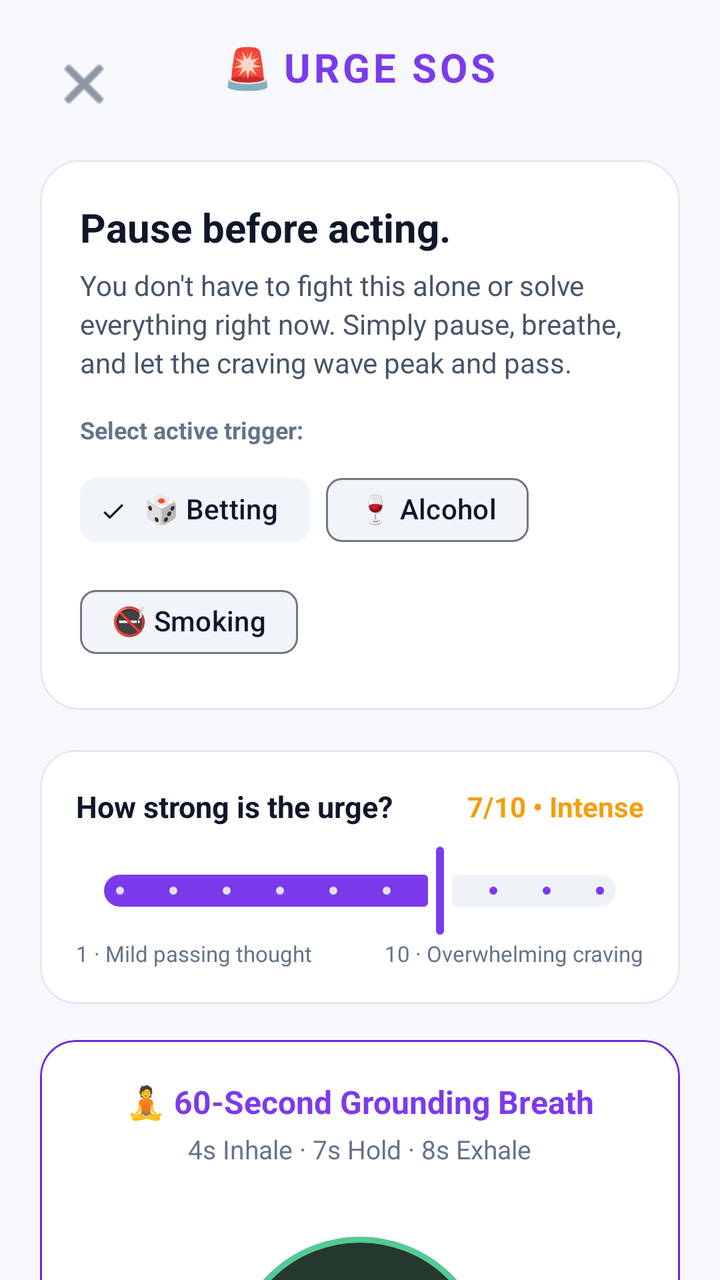
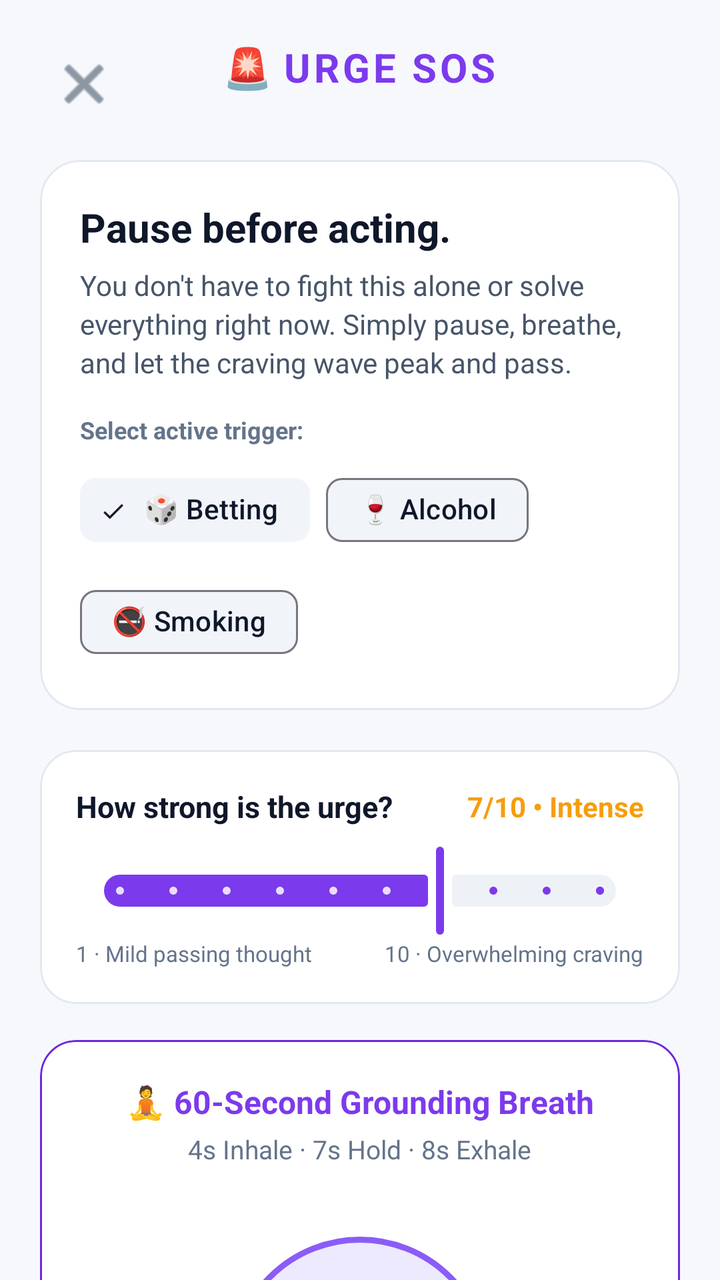

The first picture is an Android layout as it rendered before a commit; the second is the same layout after the commit. The layout source and the unified diff follow.
<!-- AndroidManifest.xml: activity theme Theme.BetShield.UrgeSos -->
<!-- res/layout/activity_urge_sos.xml -->
<?xml version="1.0" encoding="utf-8"?>
<androidx.coordinatorlayout.widget.CoordinatorLayout
    xmlns:android="http://schemas.android.com/apk/res/android"
    xmlns:app="http://schemas.android.com/apk/res-auto"
    xmlns:tools="http://schemas.android.com/tools"
    android:layout_width="match_parent"
    android:layout_height="match_parent"
    android:background="@color/background">

    <androidx.core.widget.NestedScrollView
        android:layout_width="match_parent"
        android:layout_height="match_parent"
        android:fillViewport="true">

        <LinearLayout
            android:layout_width="match_parent"
            android:layout_height="wrap_content"
            android:orientation="vertical"
            android:padding="20dp">

            
            <RelativeLayout
                android:layout_width="match_parent"
                android:layout_height="wrap_content"
                android:layout_marginBottom="16dp">

                <ImageButton
                    android:id="@+id/btnCloseSos"
                    android:layout_width="44dp"
                    android:layout_height="44dp"
                    android:background="?attr/selectableItemBackgroundBorderless"
                    android:contentDescription="Close SOS"
                    android:src="@android:drawable/ic_menu_close_clear_cancel"
                    app:tint="@color/text_secondary" />

                <LinearLayout
                    android:layout_width="wrap_content"
                    android:layout_height="wrap_content"
                    android:layout_centerHorizontal="true"
                    android:gravity="center"
                    android:orientation="horizontal">

                    <TextView
                        android:layout_width="wrap_content"
                        android:layout_height="wrap_content"
                        android:text="🚨 "
                        android:textSize="20sp" />

                    <TextView
                        android:layout_width="wrap_content"
                        android:layout_height="wrap_content"
                        android:text="URGE SOS"
                        android:textColor="@color/primary"
                        android:textSize="20sp"
                        android:textStyle="bold"
                        android:letterSpacing="0.08" />
                </LinearLayout>
            </RelativeLayout>

            
            <com.google.android.material.card.MaterialCardView
                android:layout_width="match_parent"
                android:layout_height="wrap_content"
                android:layout_marginBottom="20dp"
                app:cardBackgroundColor="@color/surface"
                app:cardCornerRadius="20dp"
                app:cardElevation="0dp"
                app:strokeColor="@color/card_stroke"
                app:strokeWidth="1dp">

                <LinearLayout
                    android:layout_width="match_parent"
                    android:layout_height="wrap_content"
                    android:orientation="vertical"
                    android:padding="20dp">

                    <TextView
                        android:id="@+id/tvSosHabitTitle"
                        android:layout_width="wrap_content"
                        android:layout_height="wrap_content"
                        android:text="Pause before acting."
                        android:textColor="@color/text_primary"
                        android:textSize="20sp"
                        android:textStyle="bold" />

                    <TextView
                        android:layout_width="wrap_content"
                        android:layout_height="wrap_content"
                        android:layout_marginTop="6dp"
                        android:lineSpacingExtra="3dp"
                        android:text="You don't have to fight this alone or solve everything right now. Simply pause, breathe, and let the craving wave peak and pass."
                        android:textColor="@color/text_secondary"
                        android:textSize="14sp" />

                    
                    <TextView
                        android:layout_width="wrap_content"
                        android:layout_height="wrap_content"
                        android:layout_marginTop="16dp"
                        android:layout_marginBottom="8dp"
                        android:text="Select active trigger:"
                        android:textColor="@color/text_muted"
                        android:textSize="12sp"
                        android:textStyle="bold" />

                    <com.google.android.material.chip.ChipGroup
                        android:id="@+id/chipGroupSosHabit"
                        android:layout_width="match_parent"
                        android:layout_height="wrap_content"
                        app:singleSelection="true">

                        <com.google.android.material.chip.Chip
                            android:id="@+id/chipBetting"
                            style="@style/Widget.Material3.Chip.Filter"
                            android:layout_width="wrap_content"
                            android:layout_height="wrap_content"
                            android:checked="true"
                            android:text="🎲 Betting"
                            android:textColor="@color/text_primary"
                            app:chipBackgroundColor="@color/chip_background" />

                        <com.google.android.material.chip.Chip
                            android:id="@+id/chipAlcohol"
                            style="@style/Widget.Material3.Chip.Filter"
                            android:layout_width="wrap_content"
                            android:layout_height="wrap_content"
                            android:text="🍷 Alcohol"
                            android:textColor="@color/text_primary"
                            app:chipBackgroundColor="@color/chip_background" />

                        <com.google.android.material.chip.Chip
                            android:id="@+id/chipSmoking"
                            style="@style/Widget.Material3.Chip.Filter"
                            android:layout_width="wrap_content"
                            android:layout_height="wrap_content"
                            android:text="🚭 Smoking"
                            android:textColor="@color/text_primary"
                            app:chipBackgroundColor="@color/chip_background" />
                    </com.google.android.material.chip.ChipGroup>
                </LinearLayout>
            </com.google.android.material.card.MaterialCardView>

            
            <com.google.android.material.card.MaterialCardView
                android:layout_width="match_parent"
                android:layout_height="wrap_content"
                android:layout_marginBottom="18dp"
                app:cardBackgroundColor="@color/surface"
                app:cardCornerRadius="18dp"
                app:strokeColor="@color/card_stroke"
                app:strokeWidth="1dp">

                <LinearLayout
                    android:layout_width="match_parent"
                    android:layout_height="wrap_content"
                    android:orientation="vertical"
                    android:padding="18dp">

                    <LinearLayout
                        android:layout_width="match_parent"
                        android:layout_height="wrap_content"
                        android:gravity="center_vertical"
                        android:orientation="horizontal">

                        <TextView
                            android:layout_width="0dp"
                            android:layout_height="wrap_content"
                            android:layout_weight="1"
                            android:text="How strong is the urge?"
                            android:textColor="@color/text_primary"
                            android:textSize="15sp"
                            android:textStyle="bold" />

                        <TextView
                            android:id="@+id/tvUrgeIntensityValue"
                            android:layout_width="wrap_content"
                            android:layout_height="wrap_content"
                            android:text="7/10 • Intense"
                            android:textColor="@color/warning"
                            android:textSize="14sp"
                            android:textStyle="bold" />
                    </LinearLayout>

                    <com.google.android.material.slider.Slider
                        android:id="@+id/sliderUrgeIntensity"
                        android:layout_width="match_parent"
                        android:layout_height="wrap_content"
                        android:layout_marginTop="8dp"
                        android:stepSize="1"
                        android:value="7"
                        android:valueFrom="1"
                        android:valueTo="10"
                        app:thumbColor="@color/primary"
                        app:trackColorActive="@color/primary"
                        app:trackColorInactive="@color/surface_variant" />

                    <LinearLayout
                        android:layout_width="match_parent"
                        android:layout_height="wrap_content"
                        android:orientation="horizontal">

                        <TextView
                            android:layout_width="0dp"
                            android:layout_height="wrap_content"
                            android:layout_weight="1"
                            android:text="1 · Mild passing thought"
                            android:textColor="@color/text_muted"
                            android:textSize="11sp" />

                        <TextView
                            android:layout_width="wrap_content"
                            android:layout_height="wrap_content"
                            android:text="10 · Overwhelming craving"
                            android:textColor="@color/text_muted"
                            android:textSize="11sp" />
                    </LinearLayout>
                </LinearLayout>
            </com.google.android.material.card.MaterialCardView>

            
            <com.google.android.material.card.MaterialCardView
                android:layout_width="match_parent"
                android:layout_height="wrap_content"
                android:layout_marginBottom="18dp"
                app:cardBackgroundColor="@color/surface"
                app:cardCornerRadius="18dp"
                app:strokeColor="@color/primary_dark"
                app:strokeWidth="1dp">

                <LinearLayout
                    android:layout_width="match_parent"
                    android:layout_height="wrap_content"
                    android:gravity="center_horizontal"
                    android:orientation="vertical"
                    android:padding="20dp">

                    <TextView
                        android:layout_width="wrap_content"
                        android:layout_height="wrap_content"
                        android:text="🧘 60-Second Grounding Breath"
                        android:textColor="@color/primary"
                        android:textSize="16sp"
                        android:textStyle="bold" />

                    <TextView
                        android:layout_width="wrap_content"
                        android:layout_height="wrap_content"
                        android:layout_marginTop="4dp"
                        android:text="4s Inhale · 7s Hold · 8s Exhale"
                        android:textColor="@color/text_muted"
                        android:textSize="13sp" />

                    
                    <FrameLayout
                        android:layout_width="160dp"
                        android:layout_height="160dp"
                        android:layout_marginVertical="20dp">

                        <View
                            android:id="@+id/viewBreathingCircle"
                            android:layout_width="130dp"
                            android:layout_height="130dp"
                            android:layout_gravity="center"
                            android:background="@drawable/bg_breathing_circle" />

                        <TextView
                            android:id="@+id/tvBreathingPhase"
                            android:layout_width="wrap_content"
                            android:layout_height="wrap_content"
                            android:layout_gravity="center"
                            android:gravity="center"
                            android:text="Tap Start"
                            android:textColor="@color/text_primary"
                            android:textSize="15sp"
                            android:textStyle="bold" />
                    </FrameLayout>

                    <TextView
                        android:id="@+id/tvGroundingCountdown"
                        android:layout_width="wrap_content"
                        android:layout_height="wrap_content"
                        android:text="00:60"
                        android:textColor="@color/text_secondary"
                        android:textSize="22sp"
                        android:textStyle="bold" />

                    <com.google.android.material.button.MaterialButton
                        android:id="@+id/btnToggleBreathing"
                        style="@style/Widget.Material3.Button.TonalButton"
                        android:layout_width="wrap_content"
                        android:layout_height="wrap_content"
                        android:layout_marginTop="12dp"
                        android:text="Start Grounding (60s)"
                        android:textColor="@color/primary"
                        app:icon="@android:drawable/ic_media_play"
                        app:iconTint="@color/primary" />
                </LinearLayout>
            </com.google.android.material.card.MaterialCardView>

            
            <com.google.android.material.card.MaterialCardView
                android:layout_width="match_parent"
                android:layout_height="wrap_content"
                android:layout_marginBottom="18dp"
                app:cardBackgroundColor="@color/surface"
                app:cardCornerRadius="18dp"
                app:strokeColor="@color/card_stroke"
                app:strokeWidth="1dp">

                <LinearLayout
                    android:layout_width="match_parent"
                    android:layout_height="wrap_content"
                    android:orientation="vertical"
                    android:padding="18dp">

                    <TextView
                        android:layout_width="wrap_content"
                        android:layout_height="wrap_content"
                        android:text="⏳ 15-Minute Craving Delay"
                        android:textColor="@color/text_primary"
                        android:textSize="15sp"
                        android:textStyle="bold" />

                    <TextView
                        android:layout_width="wrap_content"
                        android:layout_height="wrap_content"
                        android:layout_marginTop="4dp"
                        android:text="Cravings peak like waves. Wait 15 minutes before deciding anything."
                        android:textColor="@color/text_muted"
                        android:textSize="13sp" />

                    <LinearLayout
                        android:layout_width="match_parent"
                        android:layout_height="wrap_content"
                        android:layout_marginTop="14dp"
                        android:gravity="center_vertical"
                        android:orientation="horizontal">

                        <TextView
                            android:id="@+id/tvDelayTimer"
                            android:layout_width="0dp"
                            android:layout_height="wrap_content"
                            android:layout_weight="1"
                            android:text="15:00"
                            android:textColor="@color/primary"
                            android:textSize="32sp"
                            android:textStyle="bold" />

                        <com.google.android.material.button.MaterialButton
                            android:id="@+id/btnStartDelayTimer"
                            android:layout_width="wrap_content"
                            android:layout_height="wrap_content"
                            android:backgroundTint="@color/surface_variant"
                            android:text="Start Delay"
                            android:textColor="@color/text_primary" />
                    </LinearLayout>
                </LinearLayout>
            </com.google.android.material.card.MaterialCardView>

            
            <com.google.android.material.card.MaterialCardView
                android:layout_width="match_parent"
                android:layout_height="wrap_content"
                android:layout_marginBottom="18dp"
                app:cardBackgroundColor="@color/surface"
                app:cardCornerRadius="18dp"
                app:strokeColor="@color/card_stroke"
                app:strokeWidth="1dp">

                <LinearLayout
                    android:layout_width="match_parent"
                    android:layout_height="wrap_content"
                    android:orientation="vertical"
                    android:padding="18dp">

                    <TextView
                        android:layout_width="wrap_content"
                        android:layout_height="wrap_content"
                        android:text="💡 Why You Chose Freedom"
                        android:textColor="@color/text_primary"
                        android:textSize="15sp"
                        android:textStyle="bold" />

                    <TextView
                        android:id="@+id/tvPersonalMotivations"
                        android:layout_width="wrap_content"
                        android:layout_height="wrap_content"
                        android:layout_marginTop="8dp"
                        android:lineSpacingExtra="4dp"
                        android:text="• Protecting my hard-earned savings and financial peace\n• Rebuilding trust with family and loved ones\n• Breaking free from anxiety and regaining mental clarity"
                        android:textColor="@color/text_secondary"
                        android:textSize="13sp" />
                </LinearLayout>
            </com.google.android.material.card.MaterialCardView>

            
            <com.google.android.material.card.MaterialCardView
                android:layout_width="match_parent"
                android:layout_height="wrap_content"
                android:layout_marginBottom="24dp"
                app:cardBackgroundColor="@color/surface"
                app:cardCornerRadius="18dp"
                app:strokeColor="@color/card_stroke"
                app:strokeWidth="1dp">

                <LinearLayout
                    android:layout_width="match_parent"
                    android:layout_height="wrap_content"
                    android:orientation="vertical"
                    android:padding="18dp">

                    <TextView
                        android:layout_width="wrap_content"
                        android:layout_height="wrap_content"
                        android:text="🤝 Reach Out Right Now"
                        android:textColor="@color/text_primary"
                        android:textSize="15sp"
                        android:textStyle="bold" />

                    <TextView
                        android:layout_width="wrap_content"
                        android:layout_height="wrap_content"
                        android:layout_marginTop="4dp"
                        android:text="Talking to someone shifts your brain state from compulsive craving to social safety."
                        android:textColor="@color/text_muted"
                        android:textSize="13sp" />

                    <LinearLayout
                        android:layout_width="match_parent"
                        android:layout_height="wrap_content"
                        android:layout_marginTop="14dp"
                        android:orientation="horizontal">

                        <com.google.android.material.button.MaterialButton
                            android:id="@+id/btnDialContact"
                            style="@style/Widget.Material3.Button.TonalButton"
                            android:layout_width="0dp"
                            android:layout_height="wrap_content"
                            android:layout_marginEnd="6dp"
                            android:layout_weight="1"
                            android:text="Call Ally"
                            android:textColor="@color/text_primary"
                            app:icon="@android:drawable/ic_menu_call"
                            app:iconTint="@color/primary" />

                        <com.google.android.material.button.MaterialButton
                            android:id="@+id/btnDialHelpline"
                            style="@style/Widget.Material3.Button.TonalButton"
                            android:layout_width="0dp"
                            android:layout_height="wrap_content"
                            android:layout_marginStart="6dp"
                            android:layout_weight="1"
                            android:text="24/7 Helpline"
                            android:textColor="@color/text_primary"
                            app:icon="@android:drawable/ic_dialog_info"
                            app:iconTint="@color/warning" />
                    </LinearLayout>
                </LinearLayout>
            </com.google.android.material.card.MaterialCardView>

            
            <com.google.android.material.button.MaterialButton
                android:id="@+id/btnSurfedUrge"
                android:layout_width="match_parent"
                android:layout_height="56dp"
                android:layout_marginBottom="24dp"
                android:backgroundTint="@color/primary"
                android:text="I Surfed the Urge • Log Victory"
                android:textColor="#101411"
                android:textSize="16sp"
                android:textStyle="bold"
                app:cornerRadius="16dp" />

        </LinearLayout>
    </androidx.core.widget.NestedScrollView>

</androidx.coordinatorlayout.widget.CoordinatorLayout>
<!-- resources referenced by this layout -->
<resources>
  <color name="background">#F6F8FC</color>
  <color name="card_stroke">#E2E8F0</color>
  <color name="chip_background">#F1F5F9</color>
  <color name="primary">#7C3AED</color>
  <color name="primary_dark">#6D28D9</color>
  <color name="surface">#FFFFFF</color>
  <color name="surface_variant">#EEF2F6</color>
  <color name="text_muted">#64748B</color>
  <color name="text_primary">#0F172A</color>
  <color name="text_secondary">#475569</color>
  <color name="warning">#F59E0B</color>
  <!-- drawable bg_breathing_circle (drawable) -->
  <?xml version="1.0" encoding="utf-8"?>
  <shape xmlns:android="http://schemas.android.com/apk/res/android"
      android:shape="oval">
      <solid android:color="#24382C" />
      <stroke
          android:width="3dp"
          android:color="#54C995" />
  </shape>
  <style name="Theme.BetShield.UrgeSos" parent="Theme.Material3.DayNight.NoActionBar">
          <item name="android:windowBackground">@color/background</item>
          <item name="android:statusBarColor">@color/background</item>
          <item name="android:navigationBarColor">@color/background</item>
          <item name="colorPrimary">@color/primary</item>
      </style>
</resources>

<!-- the commit's change to res/layout/activity_urge_sos.xml (unified diff, before → after) -->
@@ -270,7 +270,7 @@
                             android:layout_gravity="center"
                             android:gravity="center"
                             android:text="Tap Start"
-                            android:textColor="@color/text_primary"
+                            android:textColor="@color/breathing_circle_text"
                             android:textSize="15sp"
                             android:textStyle="bold" />
                     </FrameLayout>
<!-- resource entries referenced after the edit -->
@@ -1,6 +1,7 @@
 <!-- resources referenced by this layout -->
 <resources>
   <color name="background">#F6F8FC</color>
+  <color name="breathing_circle_text">#7C3AED</color>
   <color name="card_stroke">#E2E8F0</color>
   <color name="chip_background">#F1F5F9</color>
   <color name="primary">#7C3AED</color>
@@ -15,10 +16,10 @@
   <?xml version="1.0" encoding="utf-8"?>
   <shape xmlns:android="http://schemas.android.com/apk/res/android"
       android:shape="oval">
-      <solid android:color="#24382C" />
+      <solid android:color="@color/breathing_circle_bg" />
       <stroke
           android:width="3dp"
-          android:color="#54C995" />
+          android:color="@color/breathing_circle_stroke" />
   </shape>
   <style name="Theme.BetShield.UrgeSos" parent="Theme.Material3.DayNight.NoActionBar">
           <item name="android:windowBackground">@color/background</item>
@@ -26,5 +27,7 @@
           <item name="android:navigationBarColor">@color/background</item>
           <item name="colorPrimary">@color/primary</item>
       </style>
+  <color name="breathing_circle_bg">#EDE9FE</color>
+  <color name="breathing_circle_stroke">#8B5CF6</color>
 </resources>
 
